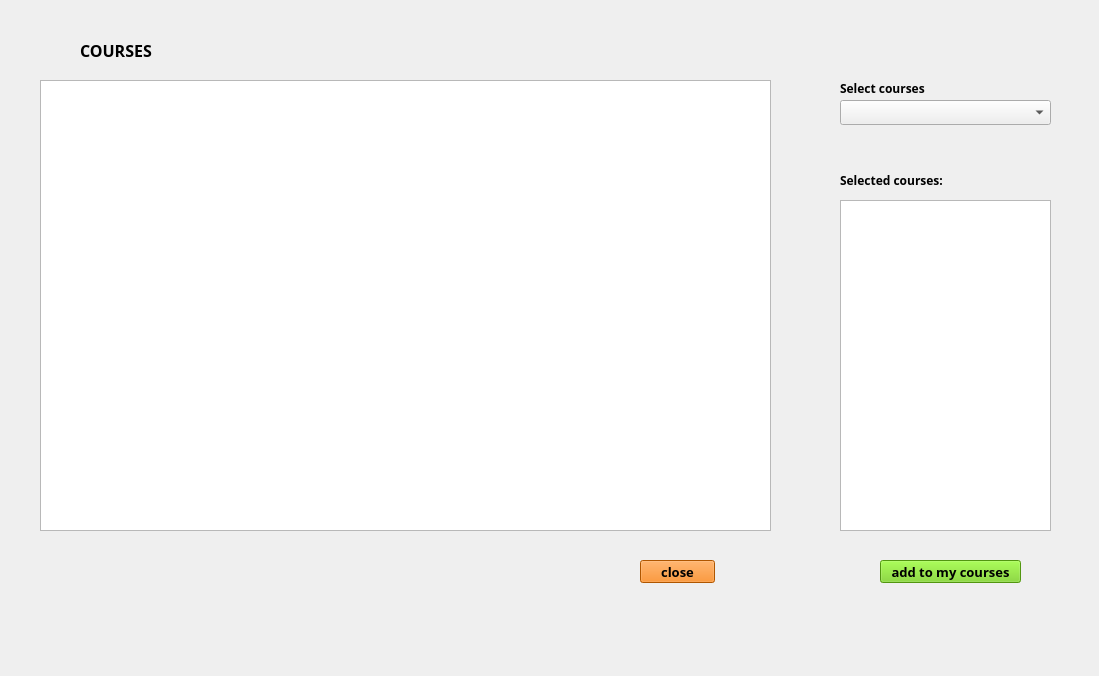
casalete/ErasmusIo, file courseswidgetstudent.ui: the form before one commit.
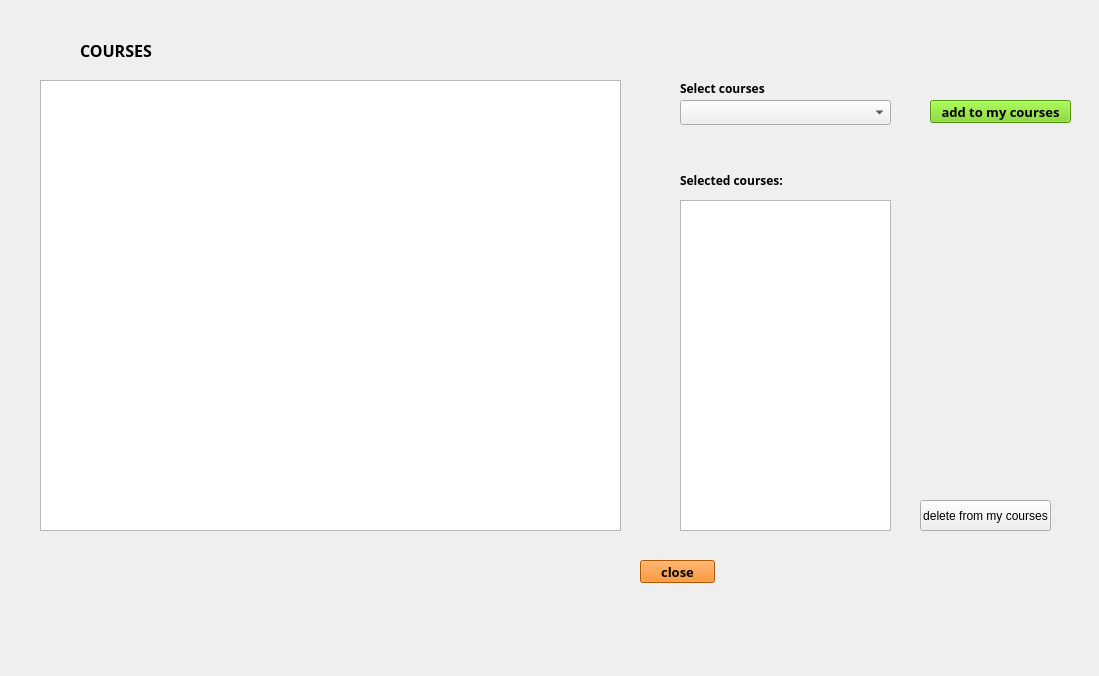
The form after the commit. Icons and pictures are not drawn.

Patch:
```diff
--- a/courseswidgetstudent.ui
+++ b/courseswidgetstudent.ui
@@ -45,7 +45,7 @@
     <rect>
      <x>40</x>
      <y>80</y>
-     <width>731</width>
+     <width>581</width>
      <height>451</height>
     </rect>
    </property>
@@ -53,7 +53,7 @@
   <widget class="QComboBox" name="comboBox">
    <property name="geometry">
     <rect>
-     <x>840</x>
+     <x>680</x>
      <y>100</y>
      <width>211</width>
      <height>25</height>
@@ -63,7 +63,7 @@
   <widget class="QLabel" name="label">
    <property name="geometry">
     <rect>
-     <x>840</x>
+     <x>680</x>
      <y>80</y>
      <width>111</width>
      <height>17</height>
@@ -86,7 +86,7 @@
   <widget class="QLabel" name="label_2">
    <property name="geometry">
     <rect>
-     <x>840</x>
+     <x>680</x>
      <y>170</y>
      <width>121</width>
      <height>21</height>
@@ -109,7 +109,7 @@
   <widget class="QListView" name="listView">
    <property name="geometry">
     <rect>
-     <x>840</x>
+     <x>680</x>
      <y>200</y>
      <width>211</width>
      <height>331</height>
@@ -143,8 +143,8 @@
   <widget class="QPushButton" name="pushButton">
    <property name="geometry">
     <rect>
-     <x>880</x>
-     <y>560</y>
+     <x>930</x>
+     <y>100</y>
      <width>141</width>
      <height>23</height>
     </rect>
@@ -164,6 +164,19 @@
     <string>add to my courses</string>
    </property>
   </widget>
+  <widget class="QPushButton" name="pushButton_2">
+   <property name="geometry">
+    <rect>
+     <x>920</x>
+     <y>500</y>
+     <width>131</width>
+     <height>31</height>
+    </rect>
+   </property>
+   <property name="text">
+    <string>delete from my courses</string>
+   </property>
+  </widget>
  </widget>
  <resources/>
  <connections/>
```
